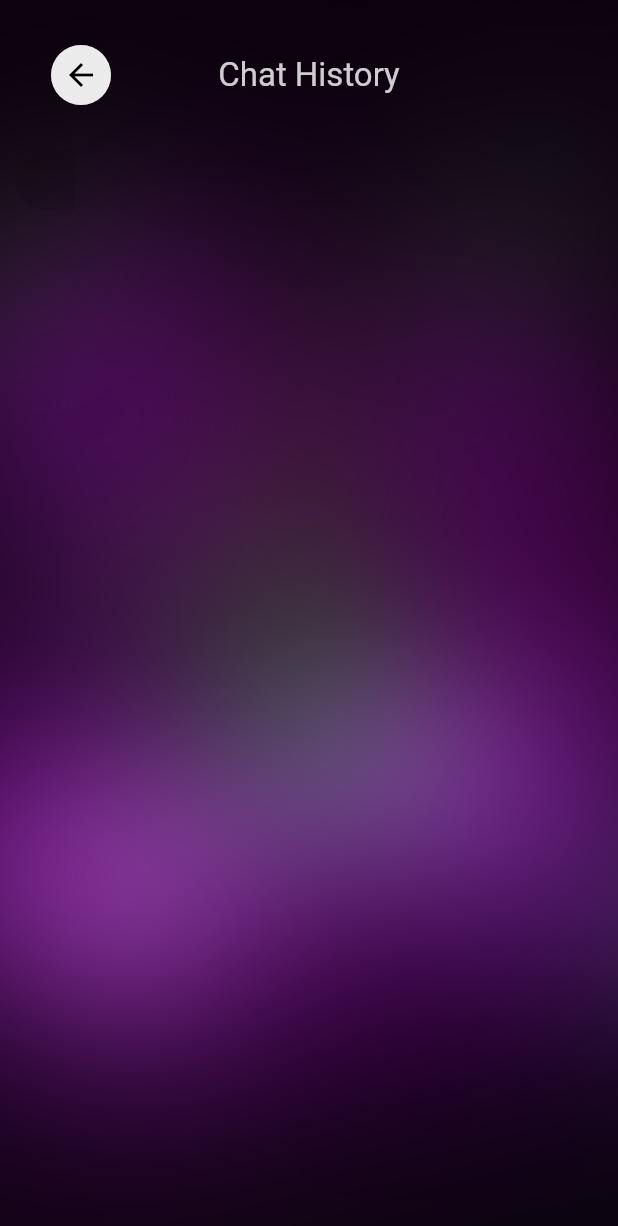
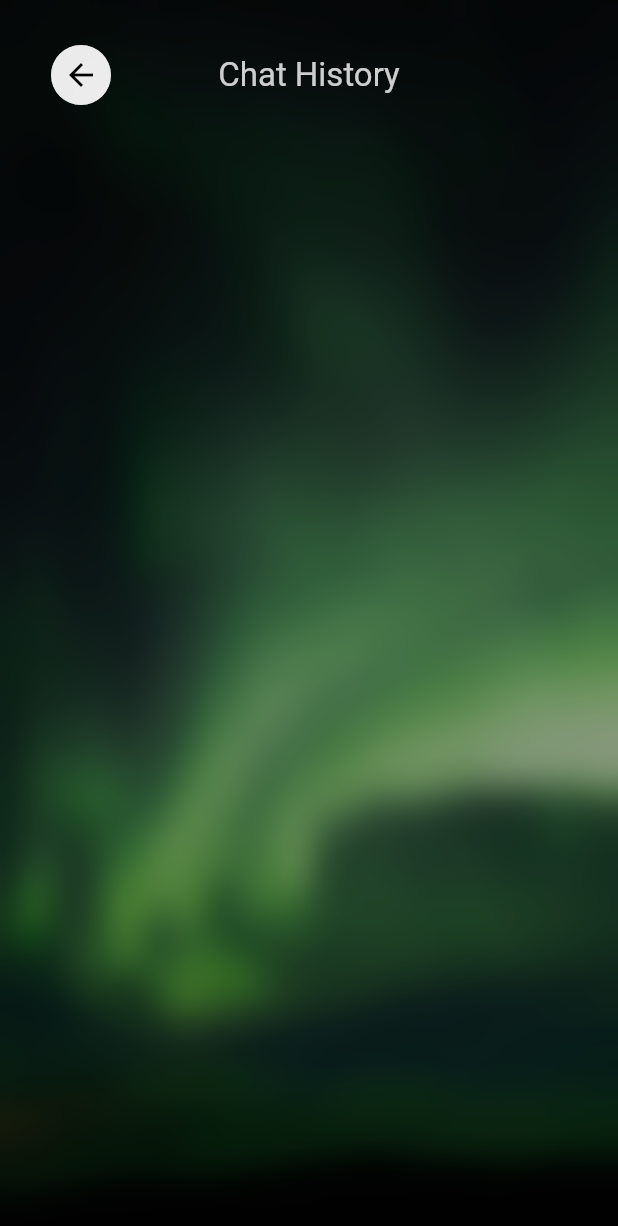
Before and after one commit to hngx-org/brainstorm-ai, a Flutter app: the ChatHistoryScreen screen opened by its route, on a phone screen of 412 x 824 dp. Shown: the top 1226 px of the screen. Run offline on Flutter 3.47's test engine with Material 2 defaults, Android fonts, the phone set to English and light mode, and no system bars; our stand-ins replace flutter_screenutil, go_router, google_fonts, internet_connection_checker, shared_preferences, sqflite; missing offline and left inert: hng_authentication, hngx_openai, in_app_payment; accounts and stored records are empty.

Commit message:
added a new background

```diff
--- a/lib/common/constants/assets_constants.dart
+++ b/lib/common/constants/assets_constants.dart
@@ -4,5 +4,6 @@ class Assets {
 
   static String logo = '$pngPath/logo try.png';
   static String bgImage = '$pngPath/bg.png';
+  static String aurora = '$pngPath/aurora_green.jpeg';
 
 }
--- a/lib/common/constants/reusables/custom_background.dart
+++ b/lib/common/constants/reusables/custom_background.dart
@@ -1,3 +1,5 @@
+import 'dart:ui';
+
 import 'package:ai_brainstorm/common/constants/assets_constants.dart';
 import 'package:flutter/material.dart';
 
@@ -8,10 +10,30 @@ class CustomBackground extends StatelessWidget {
 
   @override
   Widget build(BuildContext context) {
-    return Container(
-      decoration: BoxDecoration(
-          image: DecorationImage(
-              image: AssetImage(Assets.bgImage), fit: BoxFit.cover)),
+    return Stack(
+      children: [
+        Container(
+          decoration: BoxDecoration(
+            image: DecorationImage(
+              image: AssetImage(Assets.aurora), fit: BoxFit.cover
+            )
+          ),
+          child: BackdropFilter(
+            filter: ImageFilter.blur(sigmaX: 10, sigmaY: 10),
+            child: Container(
+              color: Colors.white.withOpacity(0),
+            ),
+          ),
+        ),
+        Positioned.fill(
+          child: Opacity(
+            opacity: 0.4,
+            child: Container(
+              color: Colors.black,
+            ),
+          ),
+        )
+      ],
     );
   }
 }
--- a/lib/presentation/screens/chat/chat_history.dart
+++ b/lib/presentation/screens/chat/chat_history.dart
@@ -1,6 +1,7 @@
 import 'package:ai_brainstorm/common/constants/app_color.dart';
 import 'package:ai_brainstorm/common/constants/custom_error_dialog.dart';
 import 'package:ai_brainstorm/common/constants/reusables/back_button.dart';
+import 'package:ai_brainstorm/common/constants/reusables/custom_background.dart';
 import 'package:ai_brainstorm/common/constants/reusables/transparent_film.dart';
 import 'package:ai_brainstorm/common/constants/route_constant.dart';
 import 'package:ai_brainstorm/core/config/router_config.dart';
@@ -80,12 +81,7 @@ class _ChatHistoryScreenState extends State<ChatHistoryScreen> {
       child: Scaffold(
         body: Stack(
           children: [
-            SizedBox.expand(
-              child: FittedBox(
-                fit: BoxFit.cover,
-                child: Image.asset('assets/png/bg.png'),
-              ),
-            ),
+            const CustomBackground(),
             Padding(
               padding: const EdgeInsets.all(10),
               child: FutureBuilder(
```
Also changed, not shown: lib/presentation/screens/onBoarding/signup/signup.dart (+2 -5 lines), lib/presentation/screens/settings/settings_screen.dart (+2 -6 lines), assets/png/aurora_green.jpeg (added).
